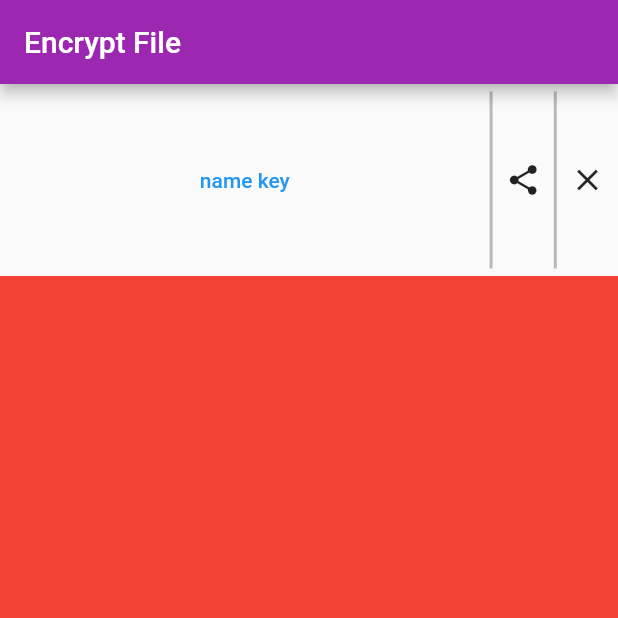
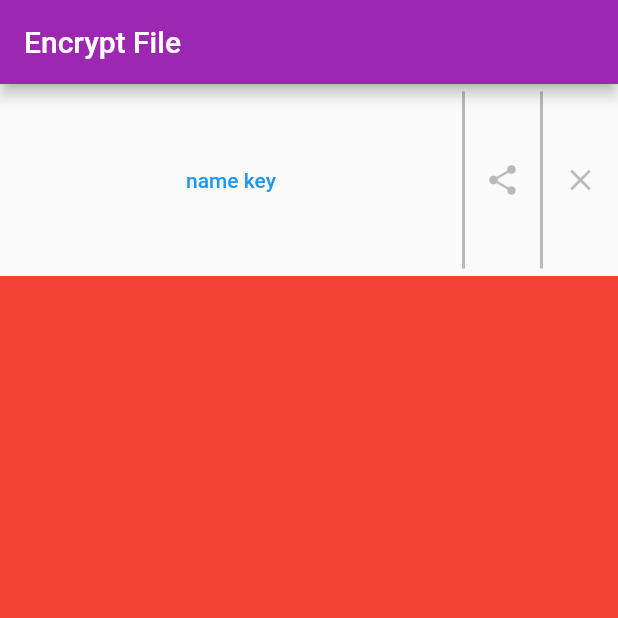
Before and after one commit to cnvfirj/cripto_file, a Flutter app: the screen it shows after launch, on a phone screen of 412 x 824 dp, the top half of it. Run offline on Flutter 3.47's test engine with Material 2 defaults, Android fonts, the phone set to English and light mode, and no system bars.

Commit message:
block key

```diff
--- /dev/null
+++ b/lib/widget/common_widget.dart
@@ -0,0 +1,45 @@
+import 'package:cripto_file/constants/colors.dart';
+import 'package:flutter/material.dart';
+
+typedef Press = Function();
+
+class CommonButton extends StatelessWidget {
+  final IconData _icon;
+  final Press _press;
+
+  const CommonButton(this._icon, this._press);
+
+  @override
+  Widget build(BuildContext context) {
+    return SizedBox(
+        width: 50,
+        height: 50,
+        child: IconButton(
+          color: ConstantColors.colorDelimiter,
+          icon: Icon(_icon),
+          onPressed: _press,
+        ));
+  }
+}
+
+class CommonDelimiter extends StatelessWidget {
+  final EdgeInsetsGeometry _edgeInsets;
+  final double? height;
+  final double? width;
+
+  const CommonDelimiter(this._edgeInsets, {this.height, this.width, Key? key})
+      : super(key: key);
+
+  @override
+  Widget build(BuildContext context) {
+    return Padding(
+        padding: _edgeInsets,
+        child: SizedBox(
+          height: height,
+          width: width,
+          child: Container(
+            color: ConstantColors.colorDelimiter,
+          ),
+        ));
+  }
+}
--- a/lib/widget/key_block.dart
+++ b/lib/widget/key_block.dart
@@ -1,6 +1,8 @@
 import 'package:cripto_file/constants/colors.dart';
 import 'package:cripto_file/constants/sized.dart';
 import 'package:flutter/material.dart';
+
+import 'common_widget.dart';
 
 Widget keyWidget() {
   return const Center(
@@ -39,20 +41,20 @@ class _Portrait extends StatelessWidget {
       mainAxisSize: MainAxisSize.max,
       crossAxisAlignment: CrossAxisAlignment.center,
       children: [
-        Flexible(
-          flex: 8,
+        Expanded(
+          // flex: 8,
           child: Center(
               child: TextButton(
             child: const Text('name key'),
             onPressed: () {},
           )),
         ),
-        const Delimiter(EdgeInsets.only(top: 5, bottom: 5),
+        const CommonDelimiter(EdgeInsets.only(top: 5, bottom: 5),
             width: Sized.widthDelimiter),
-        _Button(Icons.share, () {}),
-        const Delimiter(EdgeInsets.only(top: 5, bottom: 5),
+        CommonButton(Icons.share, () {}),
+        const CommonDelimiter(EdgeInsets.only(top: 5, bottom: 5),
             width: Sized.widthDelimiter),
-        _Button(Icons.clear, () {}),
+        CommonButton(Icons.clear, () {}),
       ],
     );
   }
@@ -67,73 +69,35 @@ class _Landscape extends StatelessWidget {
       mainAxisSize: MainAxisSize.max,
       crossAxisAlignment: CrossAxisAlignment.center,
       children: [
-        _Button(Icons.clear, () {}),
-        const Delimiter(
-          EdgeInsets.only(left: 5, right: 5, top: 7),
+        CommonButton(Icons.clear, () {}),
+        const CommonDelimiter(
+          EdgeInsets.only(left: 5, right: 5),
           height: Sized.widthDelimiter,
         ),
-        _Button(Icons.share, () {}),
-        const Delimiter(
-          EdgeInsets.only(left: 5, right: 5, top: 10),
+        CommonButton(Icons.share, () {}),
+        const CommonDelimiter(
+          EdgeInsets.only(left: 5, right: 5),
           height: Sized.widthDelimiter,
         ),
-        Flexible(
-            flex: 8,
-            child: RotatedBox(
-              quarterTurns: -1,
-              child: Center(
-                  child: TextButton(
-                child: const Text(
-                  'name key',
-                ),
-                onPressed: () {},
-              )),
-            ))
+        Expanded(
+          child:Wrap(
+
+            direction: Axis.vertical,
+            alignment: WrapAlignment.center,
+            children: widgets('name key')
+          )
+            )
       ],
     );
   }
+
+  List<Widget> widgets(String text){
+    List<String> list = text.split('');
+    return list.map((e) => Text(e)).toList();
+  }
+
 }
 
-typedef Press = Function();
-
-class _Button extends StatelessWidget {
-  final IconData _icon;
-  final Press _press;
-
-  const _Button(this._icon, this._press);
-
-  @override
-  Widget build(BuildContext context) {
-    return Flexible(
-        flex: 1,
-        child: IconButton(
-          icon: Icon(_icon),
-          onPressed: _press,
-        ));
-  }
-}
-
-class Delimiter extends StatelessWidget {
-  final EdgeInsetsGeometry _edgeInsets;
-  final double? height;
-  final double? width;
-
-  const Delimiter(this._edgeInsets, {this.height, this.width, Key? key})
-      : super(key: key);
-
-  @override
-  Widget build(BuildContext context) {
-    return Padding(
-        padding: _edgeInsets,
-        child: SizedBox(
-          height: height,
-          width: width,
-          child: Container(
-            color: ConstantColors.colorDelimiter,
-          ),
-        ));
-  }
-}
 /*
 *  return Wrap(
       runSpacing: 30,
```
